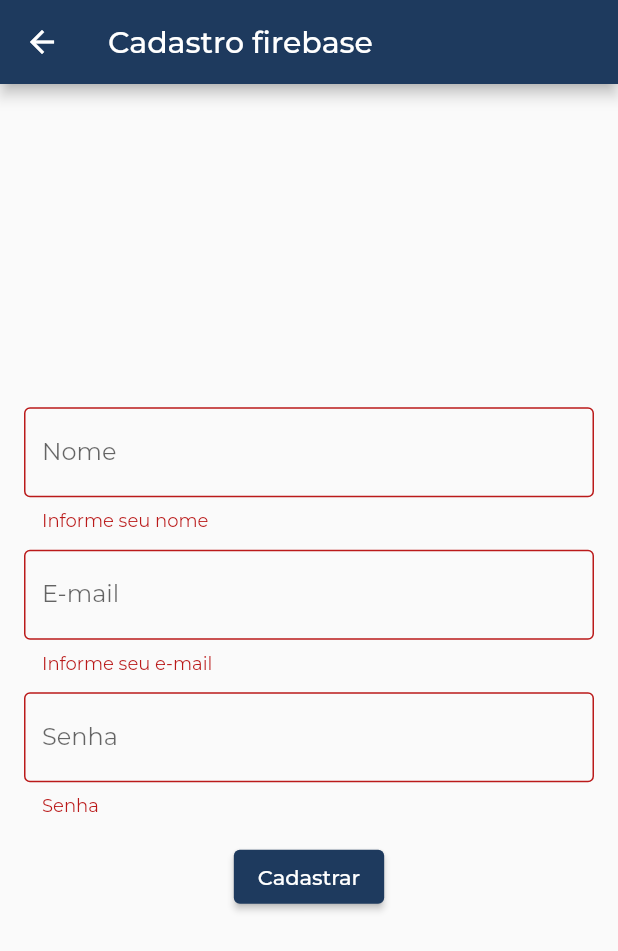
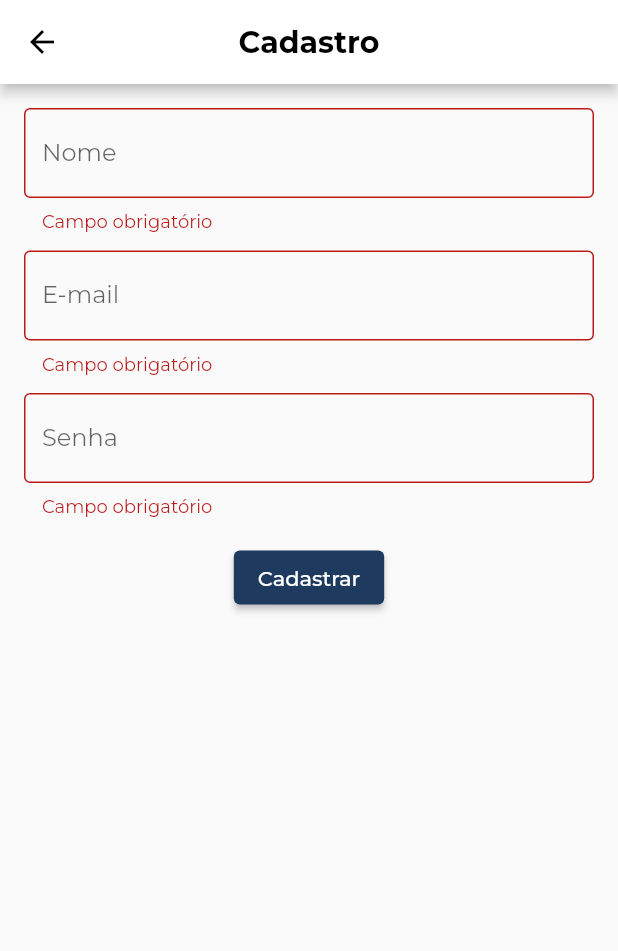
Before and after one commit to VinioVnz/profmate_mvc, a Flutter app: the FirebaseRegisterView screen opened directly, after a tap on "Cadastrar", on a phone screen of 412 x 824 dp. Shown: the top 951 px of the screen. Run offline on Flutter 3.47's test engine with Material 3 defaults, Android fonts, the light colour scheme and no system bars; our stand-ins replace cloud_firestore, firebase_auth, firebase_core, fl_chart, flutter_speed_dial, google_fonts and 6 more; accounts and stored records are empty; generated files the repository leaves out were written again.

Commit message:
ajustes inicias da tela de cadastro

```diff
--- a/lib/src/models/user_firebase_model.dart
+++ b/lib/src/models/user_firebase_model.dart
@@ -1,23 +1,23 @@
 class UserFirebaseModel {
- final String uid; //no firebase o id é um hash, n sequencial
+  final String uid; //no firebase o id é um hash, n sequencial
   final String nome;
   final String email;
 
-  UserFirebaseModel({required this.uid, required this.nome, required this.email});
+  UserFirebaseModel({
+    required this.uid,
+    required this.nome,
+    required this.email,
+  });
 
   Map<String, dynamic> toMap() {
-    return {
-     'uid': uid,
-     'nome': nome,
-     'email': email
-    };
+    return {'uid': uid, 'nome': nome, 'email': email};
   }
 
-  factory UserFirebaseModel.fromMap(Map<String, dynamic> map){
+  factory UserFirebaseModel.fromMap(Map<String, dynamic> map) {
     return UserFirebaseModel(
       uid: map['uid'],
       nome: map['nome'],
-      email: map['email']
+      email: map['email'],
     );
   }
 }
--- a/lib/src/views/firebase_register_view.dart
+++ b/lib/src/views/firebase_register_view.dart
@@ -1,5 +1,6 @@
 import 'package:flutter/material.dart';
 import 'package:profmate/src/controller/user_firebase_controller.dart';
+import 'package:profmate/src/widgets/custom_app_bar.dart';
 
 class FirebaseRegisterView extends StatefulWidget {
   const FirebaseRegisterView({super.key});
@@ -53,8 +54,8 @@ class _FirebaseRegisterViewState extends State<FirebaseRegisterView> {
   @override
   Widget build(BuildContext context) {
     return Scaffold(
-      appBar: AppBar(title: Text('Cadastro firebase')),
-      body: Padding(
+      appBar: CustomAppBar(title: 'Cadastro'),
+      body: SingleChildScrollView(
         padding: EdgeInsets.all(16),
         child: Form(
           key: _formKey,
@@ -63,7 +64,7 @@ class _FirebaseRegisterViewState extends State<FirebaseRegisterView> {
             children: [
               if (_erro != null) ...[
                 Text(_erro!, style: const TextStyle(color: Colors.red)),
-                SizedBox(height: 20,)
+                SizedBox(height: 20),
               ],
               TextFormField(
                 controller: _nomeController,
@@ -72,7 +73,7 @@ class _FirebaseRegisterViewState extends State<FirebaseRegisterView> {
                   border: OutlineInputBorder(),
                 ),
                 validator: (value) =>
-                    value == null || value.isEmpty ? 'Informe seu nome' : null,
+                    value == null || value.isEmpty ? 'Campo obrigatório' : null,
               ),
               SizedBox(height: 12),
               TextFormField(
@@ -81,9 +82,8 @@ class _FirebaseRegisterViewState extends State<FirebaseRegisterView> {
                   labelText: 'E-mail',
                   border: OutlineInputBorder(),
                 ),
-                validator: (value) => value == null || value.isEmpty
-                    ? 'Informe seu e-mail'
-                    : null,
+                validator: (value) =>
+                    value == null || value.isEmpty ? 'Campo obrigatório' : null,
               ),
               SizedBox(height: 12),
               TextFormField(
@@ -93,8 +93,9 @@ class _FirebaseRegisterViewState extends State<FirebaseRegisterView> {
                   labelText: 'Senha',
                   border: OutlineInputBorder(),
                 ),
-                validator: (value) =>
-                    value == null || value.length < 6 ? 'Senha' : null,
+                validator: (value) => value == null || value.length < 6
+                    ? 'Campo obrigatório'
+                    : null,
               ),
               SizedBox(height: 16),
               //botao de loading
```
